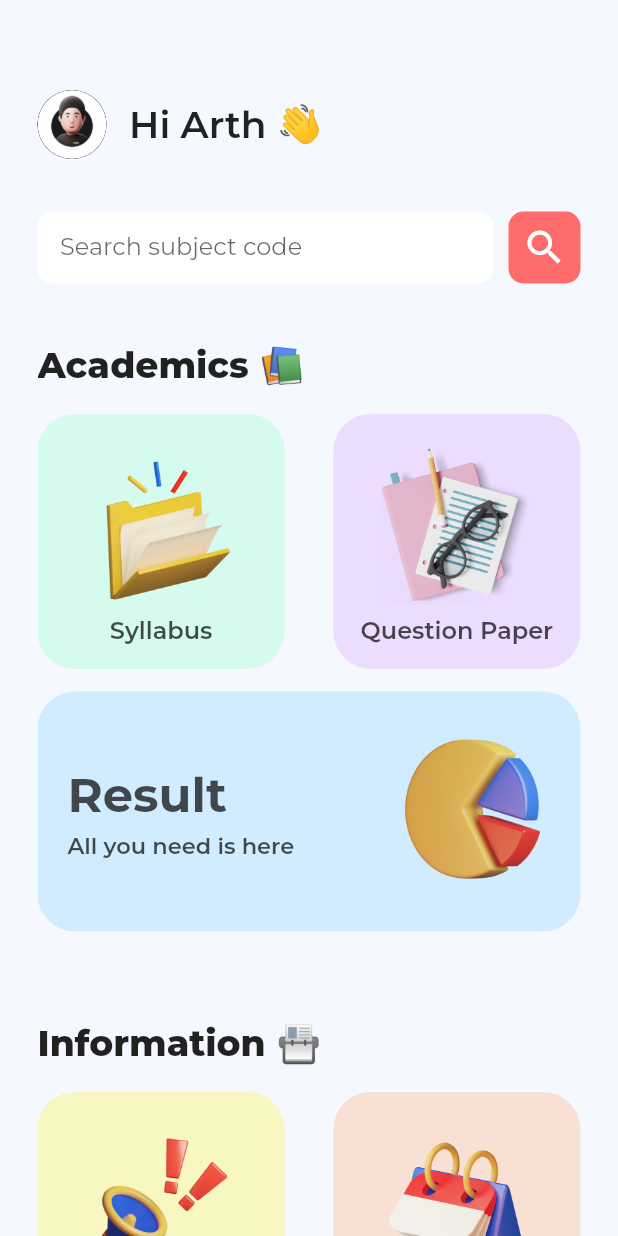
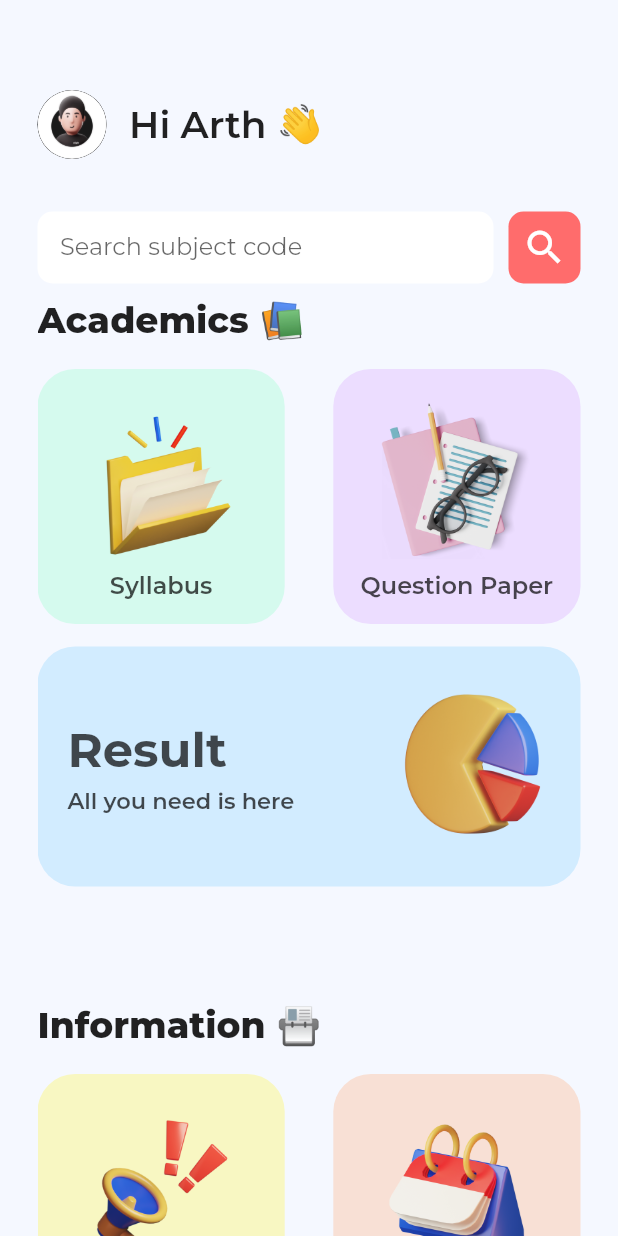
Before and after one commit to ArthVhanesa/gtu-app, a Flutter app: the screen it shows after launch, on a phone screen of 412 x 824 dp. Run offline on Flutter 3.47's test engine with Material 2 defaults, Android fonts, the phone set to English and light mode, and no system bars; drawn by our look-alikes of auto_size_text; our stand-ins replace google_fonts, tab_indicator_styler.

Commit message:
small change

```diff
--- a/lib/components/Heading.dart
+++ b/lib/components/Heading.dart
@@ -1,4 +1,3 @@
-// ignore_for_file: public_member_api_docs, sort_constructors_first
 import 'package:flutter/material.dart';
 import 'package:gtu_app/style.dart';
 
@@ -38,7 +37,7 @@ class Heading extends StatelessWidget {
 class Dot extends StatelessWidget {
   final AppColors _colors = AppColors();
 
-  double size;
+  final double size;
 
   Dot({
     Key? key,
--- a/lib/components/HomeScreenTile.dart
+++ b/lib/components/HomeScreenTile.dart
@@ -1,4 +1,3 @@
-// ignore_for_file: public_member_api_docs, sort_constructors_first
 import 'package:flutter/material.dart';
 import 'package:gtu_app/components/RectangleCard.dart';
 import 'package:gtu_app/components/SquareCard.dart';
@@ -6,17 +5,19 @@ import 'package:gtu_app/data/TitleData.dart';
 import 'package:gtu_app/style.dart';
 
 class HomeScreenTile extends StatelessWidget {
-  final FontStyle _fontStyle = FontStyle();
-
   final HomeScreenTileData tile;
   HomeScreenTile({
     Key? key,
     required this.tile,
   }) : super(key: key);
 
+  final FontStyle _fontStyle = FontStyle();
+
   @override
   Widget build(BuildContext context) {
-    return Column(
+    return Container(
+      height: 470,
+      child: Column(
         crossAxisAlignment: CrossAxisAlignment.start,
         children: [
           Text(
@@ -44,6 +45,7 @@ class HomeScreenTile extends StatelessWidget {
             card: tile.card3,
           )
         ],
+      ),
     );
   }
 }
--- a/lib/components/RectangleCard.dart
+++ b/lib/components/RectangleCard.dart
@@ -1,45 +1,49 @@
-// ignore_for_file: public_member_api_docs, sort_constructors_first
-import 'dart:ffi';
-
 import 'package:auto_size_text/auto_size_text.dart';
 import 'package:flutter/material.dart';
 import 'package:gtu_app/ScreenRouter.dart';
 import 'package:gtu_app/data/CardData.dart';
 import 'package:gtu_app/style.dart';
 
-class RectangleCard extends StatelessWidget {
+class RectangleCard extends StatefulWidget {
   final CardData card;
 
-  RectangleCard({
+  const RectangleCard({
     Key? key,
     required this.card,
   }) : super(key: key);
 
+  @override
+  State<RectangleCard> createState() => _RectangleCardState();
+}
+
+class _RectangleCardState extends State<RectangleCard> {
   final FontStyle _fontStyle = FontStyle();
+
   final AppColors _colors = AppColors();
 
   bool istagLine = false;
+
   bool islinkAvailable = false;
 
   @override
   Widget build(BuildContext context) {
-    if (card.tagline != '') {
+    if (widget.card.tagline != '') {
       istagLine = true;
     }
-    if (card.onTapLink != '') {
+    if (widget.card.onTapLink != '') {
       islinkAvailable = true;
     }
 
     return InkWell(
       onTap: () {
         if (islinkAvailable) {
-          print(card.onTapLink);
+          print(widget.card.onTapLink);
         } else {
           Navigator.push(
               context,
               MaterialPageRoute(
                   builder: (context) => ScreenRoute(
-                        card: card,
+                        card: widget.card,
                       )));
         }
       },
@@ -47,7 +51,7 @@ class RectangleCard extends StatelessWidget {
         width: MediaQuery.of(context).size.width,
         height: 160,
         decoration: BoxDecoration(
-            color: card.color,
+            color: widget.card.color,
             borderRadius: const BorderRadius.all(Radius.circular(25))),
         child: Padding(
           padding: const EdgeInsets.only(left: 20, right: 5),
@@ -61,7 +65,7 @@ class RectangleCard extends StatelessWidget {
                   mainAxisAlignment: MainAxisAlignment.center,
                   children: [
                     AutoSizeText(
-                      card.title,
+                      widget.card.title,
                       style: _fontStyle
                           .montserrat(32, FontWeight.w700)
                           .copyWith(color: _colors.titleColor),
@@ -72,7 +76,7 @@ class RectangleCard extends StatelessWidget {
                     ),
                     istagLine
                         ? AutoSizeText(
-                            card.tagline,
+                            widget.card.tagline,
                             style: _fontStyle
                                 .montserrat(15, FontWeight.w600)
                                 .copyWith(color: _colors.titleColor),
@@ -90,7 +94,7 @@ class RectangleCard extends StatelessWidget {
                 child: FittedBox(
                   fit: BoxFit.scaleDown,
                   child: Image.asset(
-                    card.image,
+                    widget.card.image,
                     height: 150,
                   ),
                 ),
--- a/lib/components/SquareCard.dart
+++ b/lib/components/SquareCard.dart
@@ -4,34 +4,41 @@ import 'package:gtu_app/ScreenRouter.dart';
 import 'package:gtu_app/data/CardData.dart';
 import 'package:gtu_app/style.dart';
 
-class SquareCard extends StatelessWidget {
+class SquareCard extends StatefulWidget {
   final CardData card;
 
-  SquareCard({
+  const SquareCard({
     Key? key,
     required this.card,
   }) : super(key: key);
 
+  @override
+  State<SquareCard> createState() => _SquareCardState();
+}
+
+class _SquareCardState extends State<SquareCard> {
   final AppColors _color = AppColors();
+
   final FontStyle _fontStyle = FontStyle();
+
   bool islinkAvailable = false;
 
   @override
   Widget build(BuildContext context) {
-    if (card.onTapLink != '') {
+    if (widget.card.onTapLink != '') {
       islinkAvailable = true;
     }
 
     return InkWell(
       onTap: () {
         if (islinkAvailable) {
-          print(card.onTapLink);
+          print(widget.card.onTapLink);
         } else {
           Navigator.push(
               context,
               MaterialPageRoute(
                   builder: (context) => ScreenRoute(
-                        card: card,
+                        card: widget.card,
                       )));
         }
       },
@@ -39,17 +46,17 @@ class SquareCard extends StatelessWidget {
         width: MediaQuery.of(context).size.width * 0.4,
         height: 170,
         decoration: BoxDecoration(
-            color: card.color,
+            color: widget.card.color,
             borderRadius: const BorderRadius.all(Radius.circular(25))),
         child: Column(
           mainAxisAlignment: MainAxisAlignment.center,
           children: [
             Image.asset(
-              card.image,
+              widget.card.image,
               height: 120,
             ),
             Text(
-              card.title,
+              widget.card.title,
               style: _fontStyle
                   .montserrat(16, FontWeight.w600)
                   .copyWith(color: _color.titleColor),
--- a/lib/data/TitleData.dart
+++ b/lib/data/TitleData.dart
@@ -1,4 +1,3 @@
-// ignore_for_file: public_member_api_docs, sort_constructors_first
 import 'package:gtu_app/data/CardData.dart';
 
 class HomeScreenTileData {
--- a/lib/main.dart
+++ b/lib/main.dart
@@ -1,10 +1,6 @@
 import 'package:flutter/material.dart';
 import 'package:flutter/services.dart';
-import 'package:gtu_app/screens/circularScreen.dart';
 import 'package:gtu_app/screens/homeScreen.dart';
-import 'package:gtu_app/screens/questionPaperScreen.dart';
-import 'package:gtu_app/screens/syllabusScreen.dart';
-import 'package:gtu_app/style.dart';
 
 void main() {
   SystemChrome.setSystemUIOverlayStyle(const SystemUiOverlayStyle(
--- a/lib/screens/homeScreen.dart
+++ b/lib/screens/homeScreen.dart
@@ -1,7 +1,9 @@
 import 'package:flutter/material.dart';
 import 'package:gtu_app/components/HomeScreenTile.dart';
 import 'package:gtu_app/components/KeepItUp.dart';
+import 'package:gtu_app/components/RectangleCard.dart';
 import 'package:gtu_app/components/SearchBar.dart';
+import 'package:gtu_app/data/CardData.dart';
 import 'package:gtu_app/data/TitleData.dart';
 import 'package:gtu_app/image.dart';
 import 'package:gtu_app/style.dart';
@@ -67,27 +69,64 @@ class _HomeScreenState extends State<HomeScreen> {
             ),
             Expanded(
               child: SingleChildScrollView(
-                physics: const BouncingScrollPhysics(),
+                physics: BouncingScrollPhysics(),
                 child: Column(
                   children: [
-                    ListView.separated(
-                      padding: const EdgeInsets.only(top: 30),
-                      itemCount: tile.length,
-                      shrinkWrap: true,
-                      separatorBuilder: (context, index) =>
-                          const SizedBox(height: 60),
-                      physics: const NeverScrollableScrollPhysics(),
-                      itemBuilder: (BuildContext context, int index) {
-                        return HomeScreenTile(
-                          tile: tile[index],
-                        );
-                      },
-                    ),
+                    // ListView.builder(
+                    //     itemCount: tile.length,
+                    //     shrinkWrap: true,
+                    //     physics: NeverScrollableScrollPhysics(),
+                    //     itemBuilder: (context, index) {
+                    //       return RectangleCard(
+                    //         card: syllabus,
+                    //       );
+                    //     }),
+                    // HomeScreenTile(tile: tile[0]),
+                    // HomeScreenTile(tile: tile[1]),
+                    // HomeScreenTile(tile: tile[2]),
+                    // ListView(
+                    //   shrinkWrap: true,
+                    //   physics: NeverScrollableScrollPhysics(),
+                    //   children: [
+                    //     RectangleCard(card: questionPaper),
+                    //     RectangleCard(card: syllabus),
+                    //     RectangleCard(card: questionPaper),
+                    //     RectangleCard(card: syllabus),
+                    //     RectangleCard(card: questionPaper),
+                    //     RectangleCard(card: syllabus),
+                    //   ],
+                    // ),
+                    HomeScreenTile(tile: tile[0]),
+                    HomeScreenTile(tile: tile[1]),
+                    HomeScreenTile(tile: tile[2]),
                     KeepItUp()
                   ],
                 ),
               ),
             )
+            // Expanded(
+            //   child: SingleChildScrollView(
+            //     physics: const BouncingScrollPhysics(),
+            //     child: Column(
+            //       children: [
+            //         ListView.separated(
+            //           padding: const EdgeInsets.only(top: 30),
+            //           itemCount: tile.length,
+            //           shrinkWrap: true,
+            //           separatorBuilder: (context, index) =>
+            //               const SizedBox(height: 60),
+            //           physics: const NeverScrollableScrollPhysics(),
+            //           itemBuilder: (BuildContext context, int index) {
+            //             return HomeScreenTile(
+            //               tile: tile[index],
+            //             );
+            //           },
+            //         ),
+            //         KeepItUp()
+            //       ],
+            //     ),
+            //   ),
+            // )
           ],
         ),
       )),
--- a/lib/screens/syllabusScreen.dart
+++ b/lib/screens/syllabusScreen.dart
@@ -2,7 +2,6 @@ import 'package:flutter/material.dart';
 import 'package:gtu_app/components/Header.dart';
 import 'package:gtu_app/components/Heading.dart';
 import 'package:gtu_app/components/PoweredbyAstronApps.dart';
-import 'package:gtu_app/components/QuestionPaperTile.dart';
 import 'package:gtu_app/components/SearchBar.dart';
 import 'package:gtu_app/components/SyllabusTile.dart';
 import 'package:gtu_app/data/CardData.dart';
```
Also changed, not shown: lib/ScreenRouter.dart (+9 -4 lines), lib/components/CommonTile.dart (+19 -11 lines), lib/components/Header.dart (+14 -7 lines), lib/components/ModalBottomColumnFour.dart (+21 -18 lines), lib/components/ModalBottomColumnThree.dart (+26 -18 lines), lib/screens/ScrollToHideWidget.dart (deleted, +0 -58 lines), lib/screens/resultScreen.dart (+2 -6 lines), lib/screens/studentCornerScreen.dart (+6 -1 lines). Lines whose indentation alone changed are shown as unchanged.
